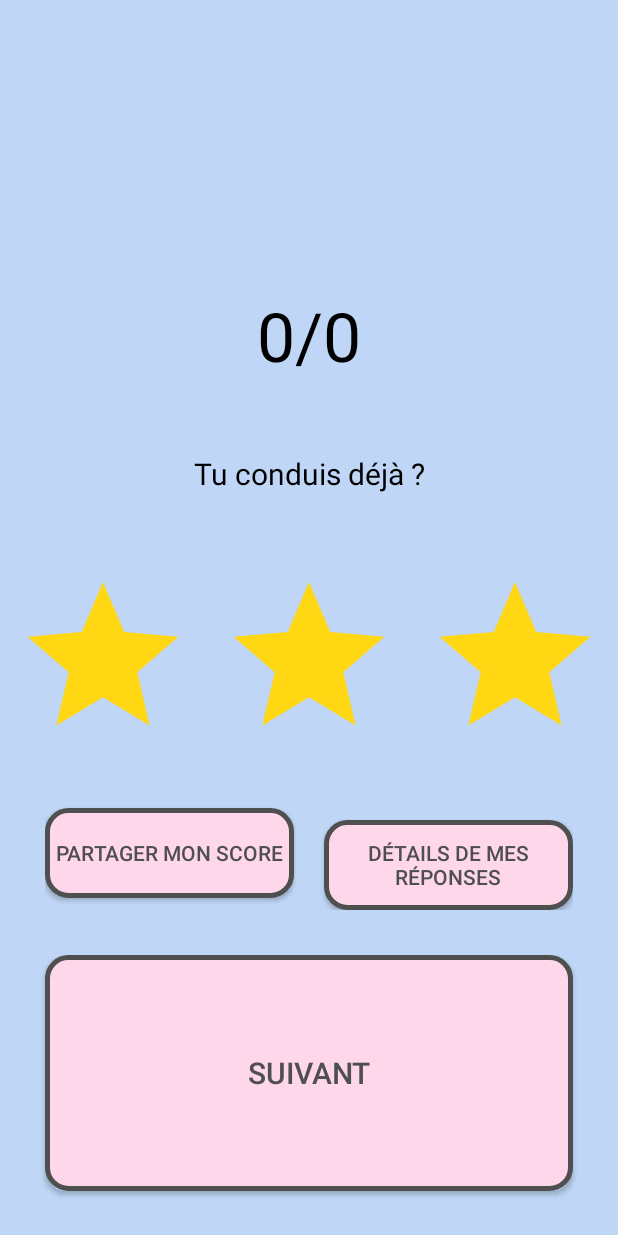
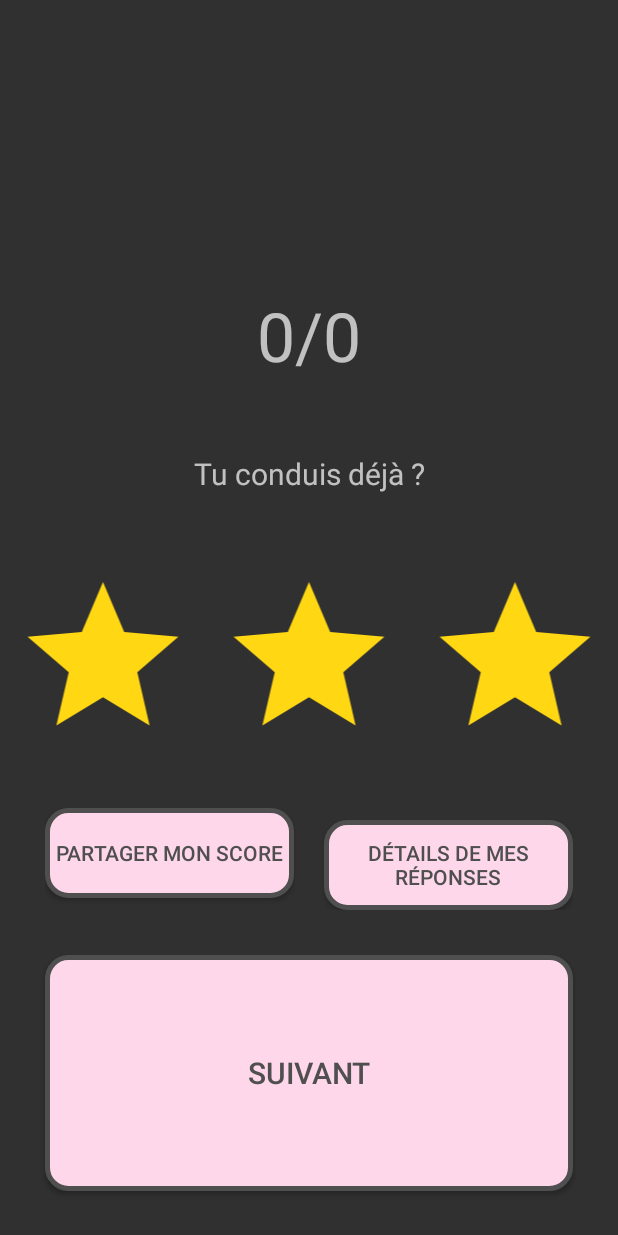
Before and after one commit to benandneuts/codexpert, an Android app: the ResultActivity screen opened directly, with no data from a screen before it, on a phone screen of 412 x 824 dp. Run offline under Robolectric (Android 15) with nearby library versions, the phone set to English and light mode, and no system bars; 5 statements that could not run were skipped.

Commit message:
Last des last

```diff
--- a/app/src/main/res/layout-land/activity_entrainement.xml
+++ b/app/src/main/res/layout-land/activity_entrainement.xml
@@ -36,6 +36,8 @@ android:layout_height="match_parent">
         android:layout_width="wrap_content"
         android:layout_height="wrap_content"
         android:layout_gravity="right"
+        android:textColor="#4F4F4F"
+        android:layout_marginBottom="10dp"
         android:layout_marginRight="20dp"
         android:layout_marginTop="2dp"
         android:background="@drawable/buttonshape"
--- a/app/src/main/res/layout/activity_entrainement.xml
+++ b/app/src/main/res/layout/activity_entrainement.xml
@@ -31,6 +31,8 @@
         android:layout_width="wrap_content"
         android:layout_height="wrap_content"
         android:layout_gravity="right"
+        android:textColor="#4F4F4F"
+        android:layout_marginBottom="10dp"
         android:layout_marginRight="20dp"
         android:layout_marginTop="2dp"
         android:background="@drawable/buttonshape"
--- a/app/src/main/res/layout/activity_main.xml
+++ b/app/src/main/res/layout/activity_main.xml
@@ -61,6 +61,7 @@
         android:layout_width="wrap_content"
         android:layout_height="wrap_content"
         android:text="Commencer"
+        android:textColor="#4F4F4F"
         app:layout_constraintBottom_toBottomOf="parent"
         app:layout_constraintLeft_toLeftOf="parent"
         app:layout_constraintRight_toRightOf="parent"
--- a/app/src/main/res/layout/activity_result.xml
+++ b/app/src/main/res/layout/activity_result.xml
@@ -3,12 +3,10 @@
     android:layout_width="match_parent"
     android:orientation="vertical"
     android:layout_weight="7"
-    android:background="#BFD6F6"
     android:layout_height="match_parent">
 
     <TextView
         android:id="@+id/score"
-        android:textColor="@color/black"
         android:layout_weight="2"
         android:layout_width="match_parent"
         android:layout_height="wrap_content"
@@ -19,7 +17,6 @@
         android:id="@+id/res_txt"
         android:layout_width="match_parent"
         android:layout_height="wrap_content"
-        android:textColor="@color/black"
         android:layout_weight="1"
         android:gravity="center"
         android:textSize="20sp" />
```
